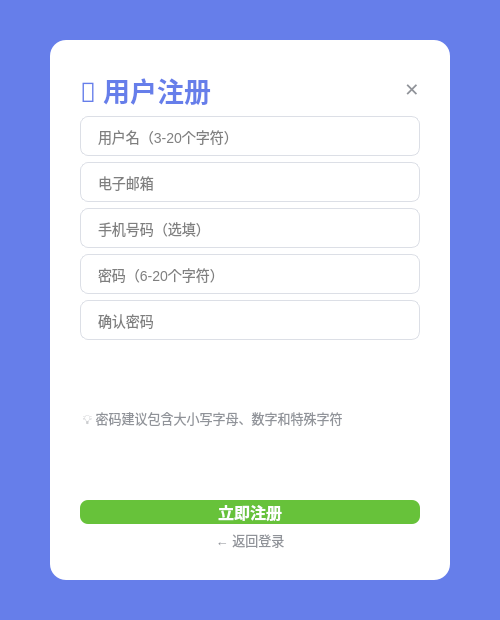
The window that src/module/login/registerwidget.ui (TvT1aa/Bill_Sale_system) describes before a commit, drawn with Qt 5.
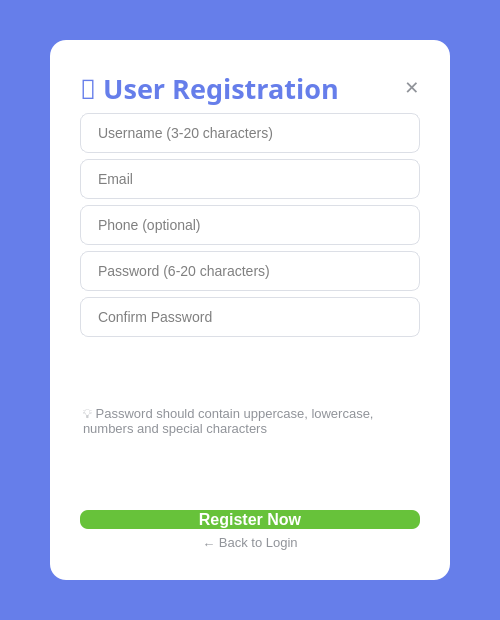
The same window after the commit.

Diff of the .ui file:
```diff
--- a/src/module/login/registerwidget.ui
+++ b/src/module/login/registerwidget.ui
@@ -62,7 +62,7 @@
          <item>
           <widget class="QLabel" name="label_title">
            <property name="text">
-            <string>📝 用户注册</string>
+            <string>📝 User Registration</string>
            </property>
            <property name="font">
             <font>
@@ -125,7 +125,7 @@
        <item>
         <widget class="QLineEdit" name="le_Register_Username">
          <property name="placeholderText">
-          <string>用户名（3-20个字符）</string>
+          <string>Username (3-20 characters)</string>
          </property>
          <property name="minimumHeight">
           <number>44</number>
@@ -147,7 +147,7 @@
        <item>
         <widget class="QLineEdit" name="le_Register_Email">
          <property name="placeholderText">
-          <string>电子邮箱</string>
+          <string>Email</string>
          </property>
          <property name="minimumHeight">
           <number>44</number>
@@ -169,7 +169,7 @@
        <item>
         <widget class="QLineEdit" name="le_Register_Phone">
          <property name="placeholderText">
-          <string>手机号码（选填）</string>
+          <string>Phone (optional)</string>
          </property>
          <property name="minimumHeight">
           <number>44</number>
@@ -191,7 +191,7 @@
        <item>
         <widget class="QLineEdit" name="le_Register_Password">
          <property name="placeholderText">
-          <string>密码（6-20个字符）</string>
+          <string>Password (6-20 characters)</string>
          </property>
          <property name="minimumHeight">
           <number>44</number>
@@ -216,7 +216,7 @@
        <item>
         <widget class="QLineEdit" name="le_Register_ConfirmPwd">
          <property name="placeholderText">
-          <string>确认密码</string>
+          <string>Confirm Password</string>
          </property>
          <property name="minimumHeight">
           <number>44</number>
@@ -241,7 +241,7 @@
        <item>
         <widget class="QLabel" name="label_passwordTip">
          <property name="text">
-          <string>💡 密码建议包含大小写字母、数字和特殊字符</string>
+          <string>💡 Password should contain uppercase, lowercase, numbers and special characters</string>
          </property>
          <property name="font">
           <font>
@@ -264,7 +264,7 @@
           <number>44</number>
          </property>
          <property name="text">
-          <string>立即注册</string>
+          <string>Register Now</string>
          </property>
          <property name="cursor">
           <cursorShape>PointingHandCursor</cursorShape>
@@ -290,7 +290,7 @@
        <item>
         <widget class="QPushButton" name="btn_BackToLogin">
          <property name="text">
-          <string>← 返回登录</string>
+          <string>← Back to Login</string>
          </property>
          <property name="minimumHeight">
           <number>40</number>
```
Left out of the diff: 2 changed lines with no effect on the pictures.
